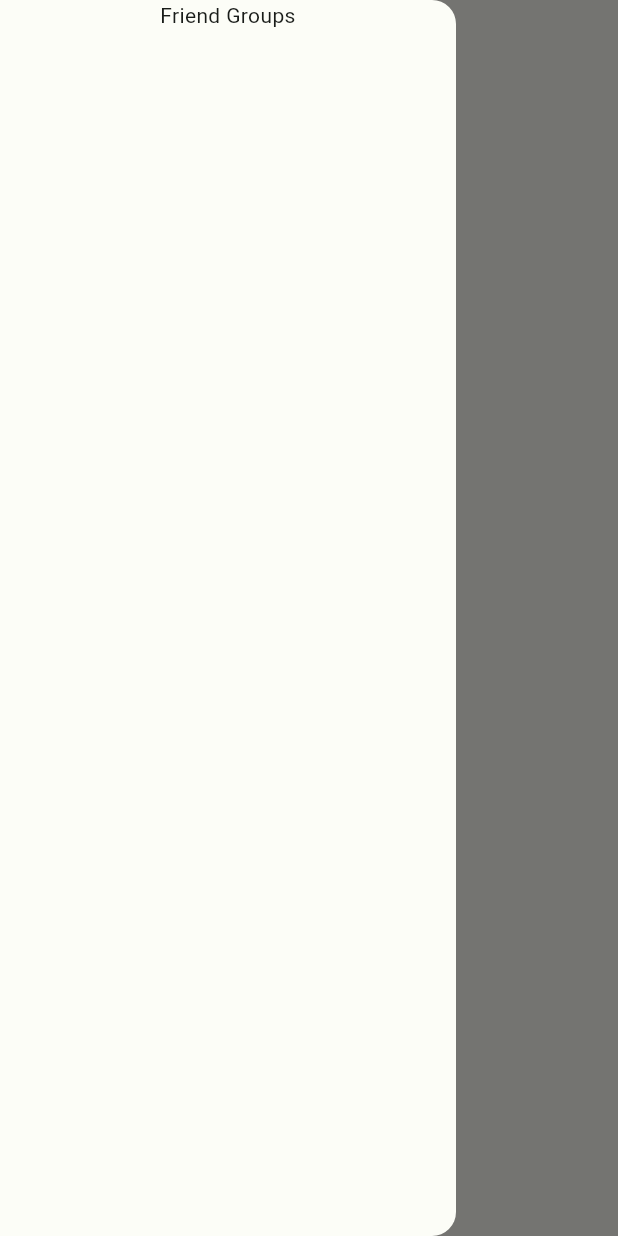
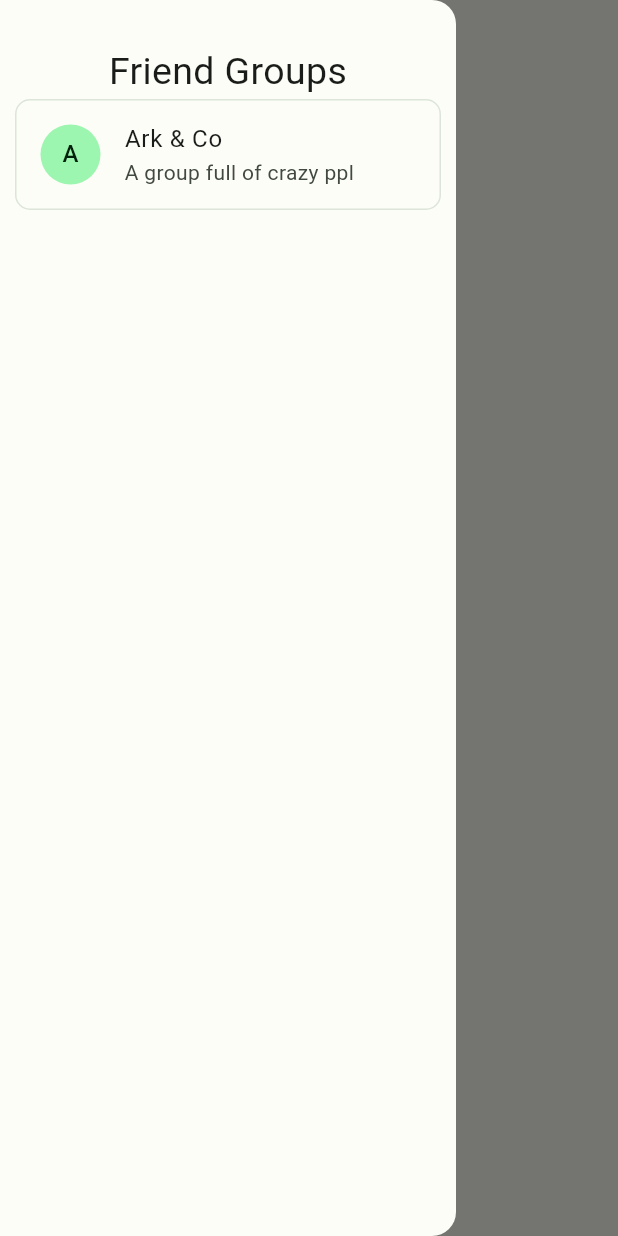
Before and after one commit to CherylZ4/LifeLens, a Flutter app: the screen it shows after launch, with the side drawer open, on a phone screen of 412 x 824 dp. Run offline on Flutter 3.47's test engine with Material 3 defaults, Android fonts, the light colour scheme and no system bars.

Commit message:
Commit friendgroup widget

```diff
--- a/frontend/lib/components/peoplelist.dart
+++ /dev/null
@@ -1,15 +0,0 @@
-import 'package:flutter/material.dart';
-
-class PeopleList extends StatefulWidget {
-  const PeopleList({super.key});
-
-  @override
-  State<PeopleList> createState() => _PeopleListState();
-}
-
-class _PeopleListState extends State<PeopleList> {
-  @override
-  Widget build(BuildContext context) {
-    return const Placeholder();
-  }
-}
--- a/frontend/lib/states/homescreen.dart
+++ b/frontend/lib/states/homescreen.dart
@@ -1,4 +1,5 @@
 import 'package:flutter/material.dart';
+import 'package:lifelens/widget/friendgroup.dart';
 
 class HomeScreen extends StatefulWidget {
   const HomeScreen({super.key});
@@ -17,14 +18,21 @@ class _HomeScreenState extends State<HomeScreen> {
       ),
       drawer: Drawer(
         child: SafeArea(
+          child: Padding(
+            padding: const EdgeInsets.fromLTRB(10, 30, 10, 30),
             child: ListView(
-          children: const <Widget>[
-            Text(
-              "Friend Groups",
-              textAlign: TextAlign.center,
+              children: const <Widget>[
+                Text('Friend Groups',
+                    textAlign: TextAlign.center,
+                    style: TextStyle(fontSize: 25)),
+                FriendGroup(
+                  groupname: "Ark & Co",
+                  description: "A group full of crazy ppl",
+                )
+              ],
             ),
-          ],
-        )),
+          ),
+        ),
       ),
     );
   }
--- /dev/null
+++ b/frontend/lib/widget/friendgroup.dart
@@ -0,0 +1,35 @@
+import 'package:flutter/material.dart';
+
+class FriendGroup extends StatefulWidget {
+  final String groupname;
+  final String description;
+
+  const FriendGroup(
+      {super.key, required this.groupname, required this.description});
+
+  @override
+  State<FriendGroup> createState() => _FriendGroupState();
+}
+
+class _FriendGroupState extends State<FriendGroup> {
+  @override
+  Widget build(BuildContext context) {
+    return ListTile(
+      onTap: () {
+        print("CLICKED");
+      },
+      shape: RoundedRectangleBorder(
+        side: BorderSide(
+          color: Theme.of(context).colorScheme.surfaceVariant,
+        ),
+        borderRadius:
+            BorderRadius.circular(10.0), // Adjust the border radius as needed
+      ),
+      leading: CircleAvatar(
+        child: Text(widget.groupname.substring(0, 1).toUpperCase()),
+      ),
+      title: Text(widget.groupname),
+      subtitle: Text(widget.description),
+    );
+  }
+}
```
